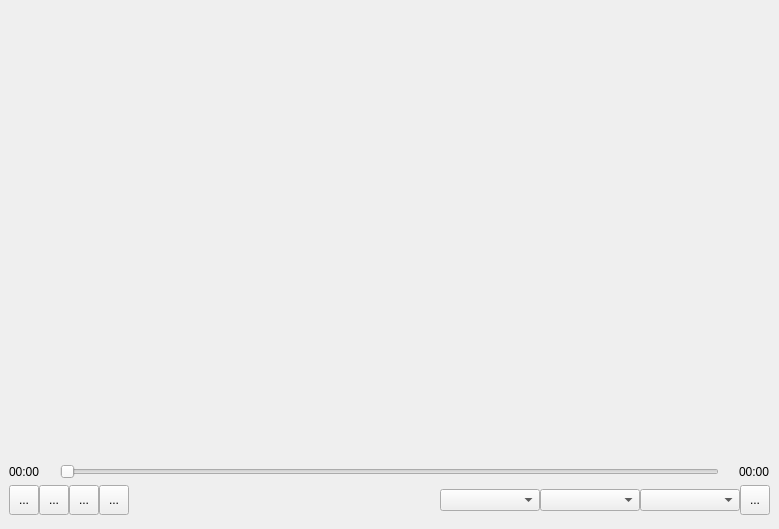
Before: the Qt Designer form src/MediaPlayer/VideoPlayer.ui in ProgramCX/FoxNAS, drawn with Qt 5.
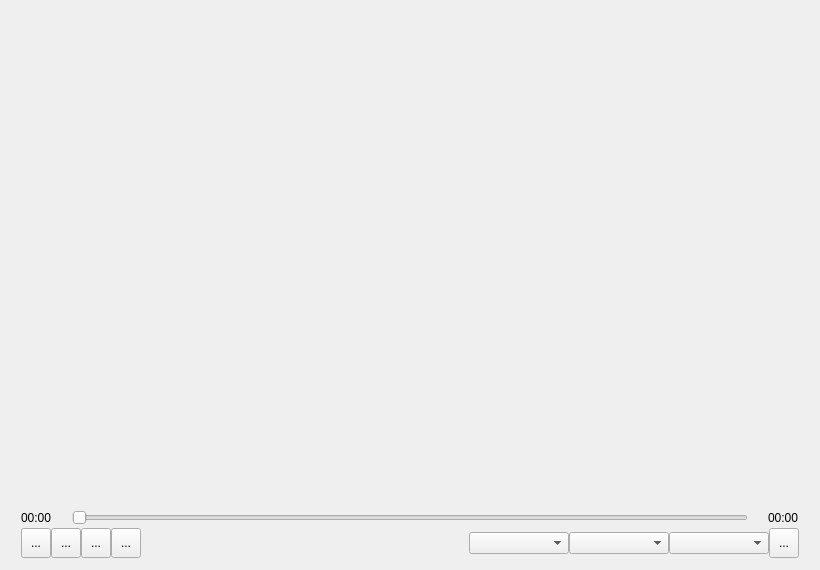
After: the same form once the commit is applied. Icons and pictures are not drawn.

```diff
--- a/src/MediaPlayer/VideoPlayer.ui
+++ b/src/MediaPlayer/VideoPlayer.ui
@@ -1,22 +1,18 @@
 <?xml version="1.0" encoding="UTF-8"?>
 <ui version="4.0">
  <class>VideoPlayer</class>
- <widget class="QMainWindow" name="VideoPlayer">
+ <widget class="QWidget" name="Form">
   <property name="geometry">
    <rect>
     <x>0</x>
     <y>0</y>
-    <width>773</width>
-    <height>529</height>
+    <width>820</width>
+    <height>570</height>
    </rect>
   </property>
   <property name="windowTitle">
    <string>MainWindow</string>
   </property>
-  <property name="animated">
-   <bool>true</bool>
-  </property>
-  <widget class="QWidget" name="centralwidget">
    <layout class="QVBoxLayout" name="verticalLayout_2">
     <item>
      <widget class="QFrame" name="videoFrame">
@@ -65,13 +61,13 @@
         <number>0</number>
        </property>
        <property name="leftMargin">
-        <number>0</number>
+       <number>10</number>
        </property>
        <property name="topMargin">
-        <number>0</number>
+       <number>10</number>
        </property>
        <property name="rightMargin">
-        <number>0</number>
+       <number>10</number>
        </property>
        <property name="bottomMargin">
         <number>0</number>
@@ -354,7 +350,6 @@
      </widget>
     </item>
    </layout>
-  </widget>
  </widget>
  <resources/>
  <connections/>
```
Left out of the diff: 2 changed lines with no effect on the pictures. Lines whose indentation alone changed are shown as unchanged.
